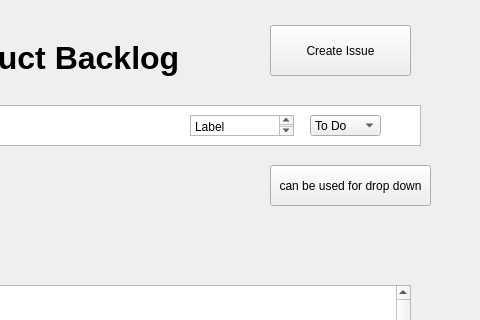
First picture: the form in code/Staging_Environment/SP23/code/SP23/backlog.ui, repository muazzamaqeel/Software-Project-CTS-5, before the edit; both pictures show x 320 to 800 and y 85 to 405 of the 800 by 600 pixel window.
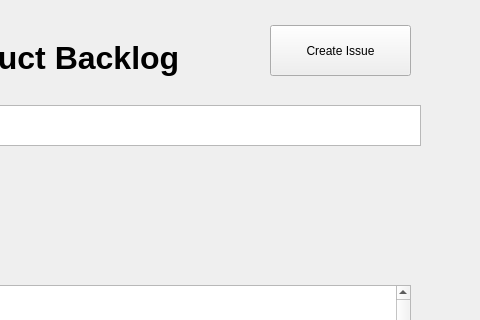
Second picture: the form after the edit.

What changed in the file:
```diff
--- a/code/Staging_Environment/SP23/code/SP23/backlog.ui
+++ b/code/Staging_Environment/SP23/code/SP23/backlog.ui
@@ -14,21 +14,6 @@
    <string>MainWindow</string>
   </property>
   <widget class="QWidget" name="centralwidget">
-   <widget class="QComboBox" name="comboBox">
-    <property name="geometry">
-     <rect>
-      <x>630</x>
-      <y>200</y>
-      <width>71</width>
-      <height>21</height>
-     </rect>
-    </property>
-    <item>
-     <property name="text">
-      <string>To Do</string>
-     </property>
-    </item>
-   </widget>
    <widget class="QPushButton" name="pushButton_2">
     <property name="geometry">
      <rect>
@@ -151,26 +136,6 @@
 &lt;p style=&quot; margin-top:0px; margin-bottom:0px; margin-left:0px; margin-right:0px; -qt-block-indent:0; text-indent:0px;&quot;&gt;&lt;span style=&quot; font-size:24pt; font-weight:700; color:#000000;&quot;&gt;Product Backlog&lt;/span&gt;&lt;/p&gt;&lt;/body&gt;&lt;/html&gt;</string>
     </property>
    </widget>
-   <widget class="QTextEdit" name="textEdit_3">
-    <property name="geometry">
-     <rect>
-      <x>510</x>
-      <y>200</y>
-      <width>104</width>
-      <height>21</height>
-     </rect>
-    </property>
-    <property name="html">
-     <string>&lt;!DOCTYPE HTML PUBLIC &quot;-//W3C//DTD HTML 4.0//EN&quot; &quot;http://www.w3.org/TR/REC-html40/strict.dtd&quot;&gt;
-&lt;html&gt;&lt;head&gt;&lt;meta name=&quot;qrichtext&quot; content=&quot;1&quot; /&gt;&lt;meta charset=&quot;utf-8&quot; /&gt;&lt;style type=&quot;text/css&quot;&gt;
-p, li { white-space: pre-wrap; }
-hr { height: 1px; border-width: 0; }
-li.unchecked::marker { content: &quot;\2610&quot;; }
-li.checked::marker { content: &quot;\2612&quot;; }
-&lt;/style&gt;&lt;/head&gt;&lt;body style=&quot; font-family:'Segoe UI'; font-size:9pt; font-weight:400; font-style:normal;&quot;&gt;
-&lt;p style=&quot; margin-top:0px; margin-bottom:0px; margin-left:0px; margin-right:0px; -qt-block-indent:0; text-indent:0px;&quot;&gt;Label&lt;/p&gt;&lt;/body&gt;&lt;/html&gt;</string>
-    </property>
-   </widget>
    <widget class="QLineEdit" name="lineEdit">
     <property name="geometry">
      <rect>
@@ -184,19 +149,6 @@
      <string>Issue Title 1 - can be a short sentence</string>
     </property>
    </widget>
-   <widget class="QToolButton" name="toolButton">
-    <property name="geometry">
-     <rect>
-      <x>590</x>
-      <y>250</y>
-      <width>161</width>
-      <height>41</height>
-     </rect>
-    </property>
-    <property name="text">
-     <string>can be used for drop down</string>
-    </property>
-   </widget>
    <widget class="QTextBrowser" name="textBrowser_3">
     <property name="geometry">
      <rect>
```
Left out of the diff: 3 changed lines with no effect on the pictures.
